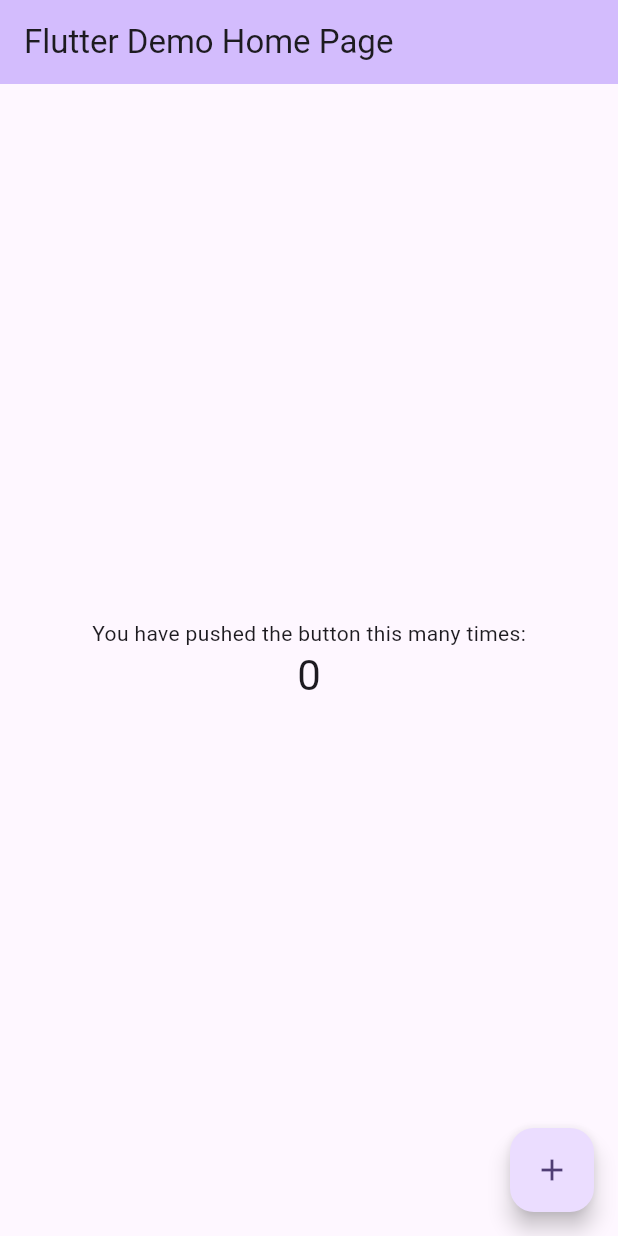
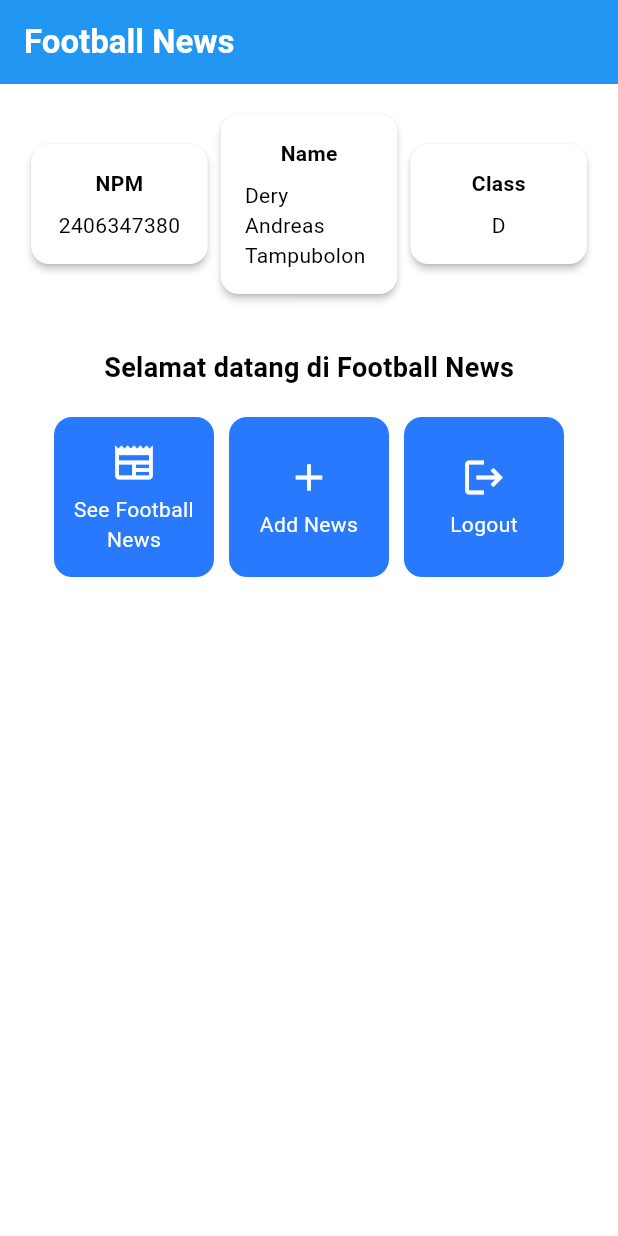
Before and after one commit to deryandreas/football-news-mobile, a Flutter app: the screen it shows after launch, on a phone screen of 412 x 824 dp. Run offline on Flutter 3.47's test engine with Material 3 defaults, Android fonts, the phone set to English and light mode, and no system bars.

Commit message:
Finalisasi tutorial 6

```diff
--- a/lib/main.dart
+++ b/lib/main.dart
@@ -29,9 +29,9 @@ class MyApp extends StatelessWidget {
         //
         // This works for code too, not just values: Most code changes can be
         // tested with just a hot reload.
-        colorScheme: ColorScheme.fromSeed(seedColor: Colors.deepPurple),
-      ),
-      home: const MyHomePage(title: 'Flutter Demo Home Page'),
+      colorScheme: ColorScheme.fromSwatch(primarySwatch: Colors.blue)
+      .copyWith(secondary: Colors.blueAccent[400]),      ),
+      home: MyHomePage(),
     );
   }
 }
--- a/lib/menu.dart
+++ b/lib/menu.dart
@@ -1,87 +1,189 @@
 import 'package:flutter/material.dart';
 
-class MyHomePage extends StatefulWidget {
-  const MyHomePage({super.key, required this.title});
+class MyHomePage extends StatelessWidget {
+    MyHomePage({super.key});
 
-  // This widget is the home page of your application. It is stateful, meaning
-  // that it has a State object (defined below) that contains fields that affect
-  // how it looks.
 
-  // This class is the configuration for the state. It holds the values (in this
-  // case the title) provided by the parent (in this case the App widget) and
-  // used by the build method of the State. Fields in a Widget subclass are
-  // always marked "final".
+    final String nama = "Dery Andreas Tampubolon"; //nama
+    final String npm = "2406347380"; //npm
+    final String kelas = "D"; //kelas
 
-  final String title;
+    final List<ItemHomepage> items = [
+    ItemHomepage("See Football News", Icons.newspaper),
+    ItemHomepage("Add News", Icons.add),
+    ItemHomepage("Logout", Icons.logout),
+  ];
 
-  @override
-  State<MyHomePage> createState() => _MyHomePageState();
-}
+     @override
+    Widget build(BuildContext context) {
+    // Scaffold menyediakan struktur dasar halaman dengan AppBar dan body.
+    return Scaffold(
+      // AppBar adalah bagian atas halaman yang menampilkan judul.
+      appBar: AppBar(
+        // Judul aplikasi "Football News" dengan teks putih dan tebal.
+        title: const Text(
+          'Football News',
+          style: TextStyle(
+            color: Colors.white,
+            fontWeight: FontWeight.bold,
+          ),
+        ),
+        // Warna latar belakang AppBar diambil dari skema warna tema aplikasi.
+        backgroundColor: Theme.of(context).colorScheme.primary,
+      ),
+      // Body halaman dengan padding di sekelilingnya.
+      body: Padding(
+        padding: const EdgeInsets.all(16.0),
+        // Menyusun widget secara vertikal dalam sebuah kolom.
+        child: Column(
+          crossAxisAlignment: CrossAxisAlignment.center,
+          children: [
+            // Row untuk menampilkan 3 InfoCard secara horizontal.
+            Row(
+              mainAxisAlignment: MainAxisAlignment.spaceEvenly,
+              children: [
+                InfoCard(title: 'NPM', content: npm),
+                InfoCard(title: 'Name', content: nama),
+                InfoCard(title: 'Class', content: kelas),
+              ],
+            ),
 
-class _MyHomePageState extends State<MyHomePage> {
-  int _counter = 0;
+            // Memberikan jarak vertikal 16 unit.
+            const SizedBox(height: 16.0),
 
-  void _incrementCounter() {
-    setState(() {
-      // This call to setState tells the Flutter framework that something has
-      // changed in this State, which causes it to rerun the build method below
-      // so that the display can reflect the updated values. If we changed
-      // _counter without calling setState(), then the build method would not be
-      // called again, and so nothing would appear to happen.
-      _counter++;
-    });
-  }
+            // Menempatkan widget berikutnya di tengah halaman.
+            Center(
+              child: Column(
+                // Menyusun teks dan grid item secara vertikal.
 
-  @override
-  Widget build(BuildContext context) {
-    // This method is rerun every time setState is called, for instance as done
-    // by the _incrementCounter method above.
-    //
-    // The Flutter framework has been optimized to make rerunning build methods
-    // fast, so that you can just rebuild anything that needs updating rather
-    // than having to individually change instances of widgets.
-    return Scaffold(
-      appBar: AppBar(
-        // TRY THIS: Try changing the color here to a specific color (to
-        // Colors.amber, perhaps?) and trigger a hot reload to see the AppBar
-        // change color while the other colors stay the same.
-        backgroundColor: Theme.of(context).colorScheme.inversePrimary,
-        // Here we take the value from the MyHomePage object that was created by
-        // the App.build method, and use it to set our appbar title.
-        title: Text(widget.title),
-      ),
-      body: Center(
-        // Center is a layout widget. It takes a single child and positions it
-        // in the middle of the parent.
-        child: Column(
-          // Column is also a layout widget. It takes a list of children and
-          // arranges them vertically. By default, it sizes itself to fit its
-          // children horizontally, and tries to be as tall as its parent.
-          //
-          // Column has various properties to control how it sizes itself and
-          // how it positions its children. Here we use mainAxisAlignment to
-          // center the children vertically; the main axis here is the vertical
-          // axis because Columns are vertical (the cross axis would be
-          // horizontal).
-          //
-          // TRY THIS: Invoke "debug painting" (choose the "Toggle Debug Paint"
-          // action in the IDE, or press "p" in the console), to see the
-          // wireframe for each widget.
-          mainAxisAlignment: MainAxisAlignment.center,
-          children: <Widget>[
-            const Text('You have pushed the button this many times:'),
-            Text(
-              '$_counter',
-              style: Theme.of(context).textTheme.headlineMedium,
+                children: [
+                  // Menampilkan teks sambutan dengan gaya tebal dan ukuran 18.
+                  const Padding(
+                    padding: EdgeInsets.only(top: 16.0),
+                    child: Text(
+                      'Selamat datang di Football News',
+                      style: TextStyle(
+                        fontWeight: FontWeight.bold,
+                        fontSize: 18.0,
+                      ),
+                    ),
+                  ),
+
+                  // Grid untuk menampilkan ItemCard dalam bentuk grid 3 kolom.
+                  GridView.count(
+                    primary: true,
+                    padding: const EdgeInsets.all(20),
+                    crossAxisSpacing: 10,
+                    mainAxisSpacing: 10,
+                    crossAxisCount: 3,
+                    // Agar grid menyesuaikan tinggi kontennya.
+                    shrinkWrap: true,
+
+                    // Menampilkan ItemCard untuk setiap item dalam list items.
+                    children: items.map((ItemHomepage item) {
+                      return ItemCard(item);
+                    }).toList(),
+                  ),
+                ],
+              ),
             ),
           ],
         ),
       ),
-      floatingActionButton: FloatingActionButton(
-        onPressed: _incrementCounter,
-        tooltip: 'Increment',
-        child: const Icon(Icons.add),
-      ), // This trailing comma makes auto-formatting nicer for build methods.
+    );
+    }
+}
+
+class InfoCard extends StatelessWidget {
+  // Kartu informasi yang menampilkan title dan content.
+
+  final String title;  // Judul kartu.
+  final String content;  // Isi kartu.
+
+  const InfoCard({super.key, required this.title, required this.content});
+
+  @override
+  Widget build(BuildContext context) {
+    return Card(
+      // Membuat kotak kartu dengan bayangan dibawahnya.
+      elevation: 2.0,
+      child: Container(
+        // Mengatur ukuran dan jarak di dalam kartu.
+        width: MediaQuery.of(context).size.width / 3.5, // menyesuaikan dengan lebar device yang digunakan.
+        padding: const EdgeInsets.all(16.0),
+        // Menyusun title dan content secara vertikal.
+        child: Column(
+          children: [
+            Text(
+              title,
+              style: const TextStyle(fontWeight: FontWeight.bold),
+            ),
+            const SizedBox(height: 8.0),
+            Text(content),
+          ],
+        ),
+      ),
     );
   }
 }
+
+class ItemHomepage {
+ final String name;
+ final IconData icon;
+
+ ItemHomepage(this.name, this.icon);
+}
+
+class ItemCard extends StatelessWidget {
+  // Menampilkan kartu dengan ikon dan nama.
+
+  final ItemHomepage item;
+
+  const ItemCard(this.item, {super.key});
+
+  @override
+  Widget build(BuildContext context) {
+    return Material(
+      // Menentukan warna latar belakang dari tema aplikasi.
+      color: Theme.of(context).colorScheme.secondary,
+      // Membuat sudut kartu melengkung.
+      borderRadius: BorderRadius.circular(12),
+
+      child: InkWell(
+        // Aksi ketika kartu ditekan.
+        onTap: () {
+          // Menampilkan pesan SnackBar saat kartu ditekan.
+          ScaffoldMessenger.of(context)
+            ..hideCurrentSnackBar()
+            ..showSnackBar(
+              SnackBar(content: Text("Kamu telah menekan tombol ${item.name}!"))
+            );
+        },
+        // Container untuk menyimpan Icon dan Text
+        child: Container(
+          padding: const EdgeInsets.all(8),
+          child: Center(
+            child: Column(
+              // Menyusun ikon dan teks di tengah kartu.
+              mainAxisAlignment: MainAxisAlignment.center,
+              children: [
+                Icon(
+                  item.icon,
+                  color: Colors.white,
+                  size: 30.0,
+                ),
+                const Padding(padding: EdgeInsets.all(3)),
+                Text(
+                  item.name,
+                  textAlign: TextAlign.center,
+                  style: const TextStyle(color: Colors.white),
+                ),
+              ],
+            ),
+          ),
+        ),
+      ),
+    );
+  }
+
+}
```
